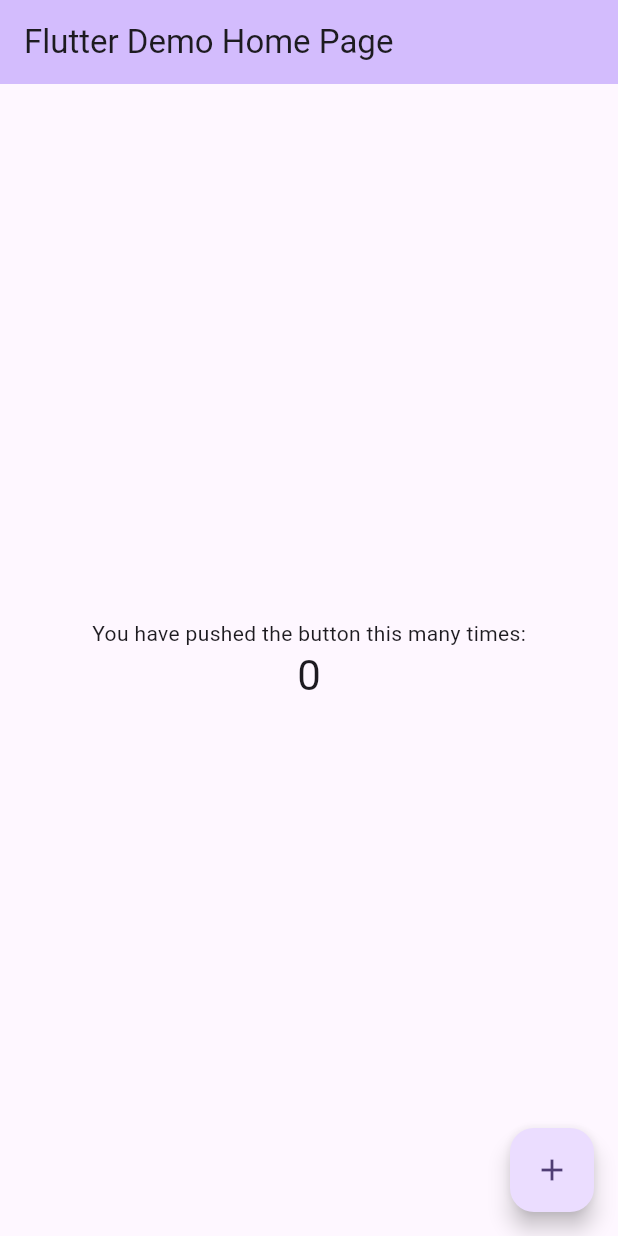
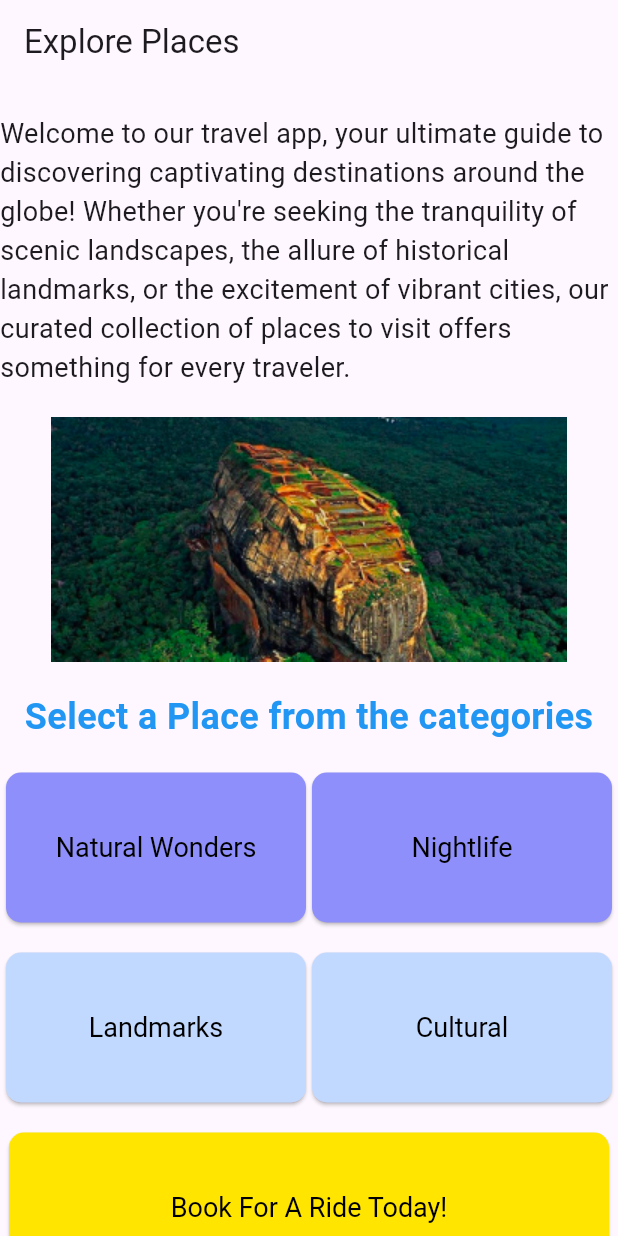
Before and after one commit to AmineFjr/exploreplaces, a Flutter app: the screen it shows after launch, on a phone screen of 412 x 824 dp. Run offline on Flutter 3.47's test engine with Material 3 defaults, Android fonts, the phone set to English and light mode, and no system bars.

Commit message:
feat: add home page

```diff
--- a/lib/main.dart
+++ b/lib/main.dart
@@ -7,119 +7,167 @@
 class MyApp extends StatelessWidget {
   const MyApp({super.key});
 
-  // This widget is the root of your application.
   @override
   Widget build(BuildContext context) {
     return MaterialApp(
-      title: 'Flutter Demo',
+      title: 'Mon Application',
       theme: ThemeData(
-        // This is the theme of your application.
-        //
-        // TRY THIS: Try running your application with "flutter run". You'll see
-        // the application has a purple toolbar. Then, without quitting the app,
-        // try changing the seedColor in the colorScheme below to Colors.green
-        // and then invoke "hot reload" (save your changes or press the "hot
-        // reload" button in a Flutter-supported IDE, or press "r" if you used
-        // the command line to start the app).
-        //
-        // Notice that the counter didn't reset back to zero; the application
-        // state is not lost during the reload. To reset the state, use hot
-        // restart instead.
-        //
-        // This works for code too, not just values: Most code changes can be
-        // tested with just a hot reload.
-        colorScheme: ColorScheme.fromSeed(seedColor: Colors.deepPurple),
-        useMaterial3: true,
+        primarySwatch: Colors.blue,
       ),
-      home: const MyHomePage(title: 'Flutter Demo Home Page'),
+      home: const MyHomePage(),
     );
   }
 }
 
-class MyHomePage extends StatefulWidget {
-  const MyHomePage({super.key, required this.title});
-
-  // This widget is the home page of your application. It is stateful, meaning
-  // that it has a State object (defined below) that contains fields that affect
-  // how it looks.
-
-  // This class is the configuration for the state. It holds the values (in this
-  // case the title) provided by the parent (in this case the App widget) and
-  // used by the build method of the State. Fields in a Widget subclass are
-  // always marked "final".
-
-  final String title;
-
-  @override
-  State<MyHomePage> createState() => _MyHomePageState();
-}
-
-class _MyHomePageState extends State<MyHomePage> {
-  int _counter = 0;
-
-  void _incrementCounter() {
-    setState(() {
-      // This call to setState tells the Flutter framework that something has
-      // changed in this State, which causes it to rerun the build method below
-      // so that the display can reflect the updated values. If we changed
-      // _counter without calling setState(), then the build method would not be
-      // called again, and so nothing would appear to happen.
-      _counter++;
-    });
-  }
+class MyHomePage extends StatelessWidget {
+  const MyHomePage({super.key});
 
   @override
   Widget build(BuildContext context) {
-    // This method is rerun every time setState is called, for instance as done
-    // by the _incrementCounter method above.
-    //
-    // The Flutter framework has been optimized to make rerunning build methods
-    // fast, so that you can just rebuild anything that needs updating rather
-    // than having to individually change instances of widgets.
     return Scaffold(
       appBar: AppBar(
-        // TRY THIS: Try changing the color here to a specific color (to
-        // Colors.amber, perhaps?) and trigger a hot reload to see the AppBar
-        // change color while the other colors stay the same.
-        backgroundColor: Theme.of(context).colorScheme.inversePrimary,
-        // Here we take the value from the MyHomePage object that was created by
-        // the App.build method, and use it to set our appbar title.
-        title: Text(widget.title),
+        title: const Text('Explore Places'),
       ),
-      body: Center(
-        // Center is a layout widget. It takes a single child and positions it
-        // in the middle of the parent.
+      body: SingleChildScrollView(
+        child: Center(
           child: Column(
-          // Column is also a layout widget. It takes a list of children and
-          // arranges them vertically. By default, it sizes itself to fit its
-          // children horizontally, and tries to be as tall as its parent.
-          //
-          // Column has various properties to control how it sizes itself and
-          // how it positions its children. Here we use mainAxisAlignment to
-          // center the children vertically; the main axis here is the vertical
-          // axis because Columns are vertical (the cross axis would be
-          // horizontal).
-          //
-          // TRY THIS: Invoke "debug painting" (choose the "Toggle Debug Paint"
-          // action in the IDE, or press "p" in the console), to see the
-          // wireframe for each widget.
             mainAxisAlignment: MainAxisAlignment.center,
             children: <Widget>[
+              const SizedBox(height: 20.0),
               const Text(
-              'You have pushed the button this many times:',
+                "Welcome to our travel app, your ultimate guide to discovering captivating destinations around the globe! Whether you're seeking the tranquility of scenic landscapes, the allure of historical landmarks, or the excitement of vibrant cities, our curated collection of places to visit offers something for every traveler.",
+                style: TextStyle(
+                  fontSize: 18.0,
                 ),
-            Text(
-              '$_counter',
-              style: Theme.of(context).textTheme.headlineMedium,
+              ),
+              const SizedBox(height: 20.0),
+              const Image(
+                image: AssetImage("assets/image-home-page.png"),
+              ),
+              const SizedBox(height: 20.0),
+              const Text(
+                'Select a Place from the categories',
+                style: TextStyle(
+                  fontSize: 24.0,
+                  fontWeight: FontWeight.bold,
+                  color: Colors.blue,
+                ),
+              ),
+              const SizedBox(height: 20.0),
+              Row(
+                mainAxisAlignment: MainAxisAlignment.spaceEvenly,
+                children: [
+                  ElevatedButton(
+                    onPressed: () {
+                      // Action du premier bouton
+                    },
+                    style: ElevatedButton.styleFrom(
+                      fixedSize: const Size(200, 100),
+                      foregroundColor:
+                        Colors.black,
+                      backgroundColor:
+                        const Color(0xFF8E8FFA),
+                      padding:
+                        const EdgeInsets.all(20),
+                      textStyle:
+                        const TextStyle(fontSize: 18.0),
+                      shape: RoundedRectangleBorder(
+                        borderRadius: BorderRadius.circular(10.0),
+                      ),
+                    ),
+                    child: const Text('Natural Wonders'),
+                  ),
+                  ElevatedButton(
+                    onPressed: () {
+                      // Action du deuxième bouton
+                    },
+                    style: ElevatedButton.styleFrom(
+                      fixedSize: const Size(200, 100),
+                      foregroundColor:
+                      Colors.black,
+                      backgroundColor:
+                      const Color(0xFF8E8FFA),
+                      padding:
+                        const EdgeInsets.all(20),
+                      textStyle:
+                      const TextStyle(fontSize: 18.0),
+                      shape: RoundedRectangleBorder(
+                        borderRadius: BorderRadius.circular(10.0),
+                      ),
+                    ),
+                    child: const Text('Nightlife'),
+                  ),
+                ],
+              ),
+              const SizedBox(height: 20.0),
+              Row (
+                mainAxisAlignment: MainAxisAlignment.spaceEvenly,
+                children: [
+                  ElevatedButton(
+                    onPressed: () {
+                      // Action du troisième bouton
+                    },
+                    style: ElevatedButton.styleFrom(
+                      fixedSize: const Size(200, 100),
+                      foregroundColor:
+                      Colors.black,
+                      backgroundColor:
+                        const Color(0xFFC2D9FF),
+                      padding:
+                        const EdgeInsets.all(20),
+                      textStyle:
+                      const TextStyle(fontSize: 18.0),
+                      shape: RoundedRectangleBorder(
+                        borderRadius: BorderRadius.circular(10.0),
+                      ),
+                    ),
+                    child: const Text('Landmarks'),
+                  ),
+                  ElevatedButton(
+                    onPressed: () {
+                      // Action du quatrième bouton
+                    },
+                    style: ElevatedButton.styleFrom(
+                      fixedSize: const Size(200, 100),
+                      foregroundColor:
+                        Colors.black,
+                      backgroundColor:
+                        const Color(0xFFC2D9FF),
+                      padding:
+                        const EdgeInsets.all(20),
+                      textStyle:
+                      const TextStyle(fontSize: 18.0),
+                      shape: RoundedRectangleBorder(
+                        borderRadius: BorderRadius.circular(10.0),
+                      ),
+                    ),
+                    child: const Text('Cultural'),
+                  ),
+                ],
+              ),
+              const SizedBox(height: 20.0),
+              ElevatedButton(
+                onPressed: () {
+                  // Action du dernier bouton en bas
+                },
+                style: ElevatedButton.styleFrom(
+                  fixedSize: const Size(400, 100),
+                  foregroundColor:
+                  Colors.black,
+                  backgroundColor:
+                  const Color(0xFFFFE500),
+                  textStyle:
+                  const TextStyle(fontSize: 18.0),
+                  shape: RoundedRectangleBorder(
+                    borderRadius: BorderRadius.circular(10.0),
+                  ),
+                ),
+                child: const Text('Book For A Ride Today!'),
               ),
             ],
           ),
         ),
-      floatingActionButton: FloatingActionButton(
-        onPressed: _incrementCounter,
-        tooltip: 'Increment',
-        child: const Icon(Icons.add),
-      ), // This trailing comma makes auto-formatting nicer for build methods.
+      ),
     );
   }
 }
--- a/pubspec.yaml
+++ b/pubspec.yaml
@@ -59,9 +59,8 @@ flutter:
   uses-material-design: true
 
   # To add assets to your application, add an assets section, like this:
-  # assets:
-  #   - images/a_dot_burr.jpeg
-  #   - images/a_dot_ham.jpeg
+  assets:
+     - assets/
 
   # An image asset can refer to one or more resolution-specific "variants", see
   # https://flutter.dev/assets-and-images/#resolution-aware
```
Also changed, not shown: assets/image-home-page.png (added). Lines whose indentation alone changed are shown as unchanged.
